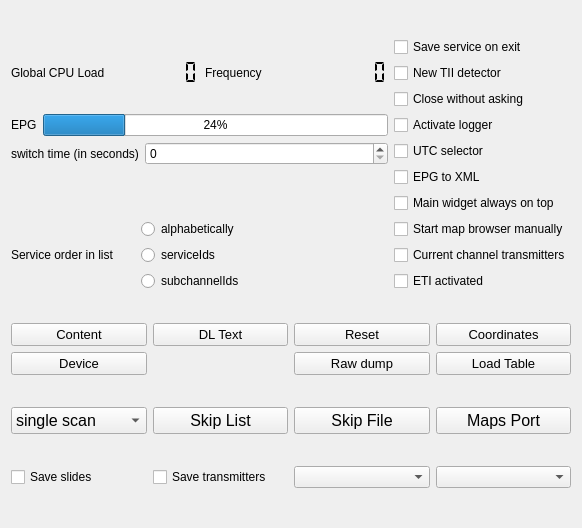
First picture: the form in forms/config-helper.ui, repository tomneda/DABstar, before the edit.
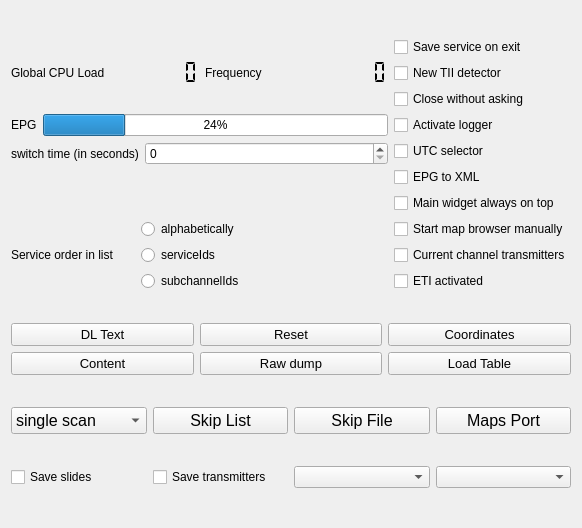
Second picture: the form after the edit. Custom widgets are drawn as their Qt base class.

Commit message: Move Device button to main UI

Diff of the .ui file:
```diff
--- a/forms/config-helper.ui
+++ b/forms/config-helper.ui
@@ -352,7 +352,7 @@
        </property>
       </widget>
      </item>
-     <item row="0" column="2">
+     <item row="1" column="3">
       <widget class="QPushButton" name="contentButton">
        <property name="sizePolicy">
         <sizepolicy hsizetype="Preferred" vsizetype="Fixed">
@@ -373,28 +373,6 @@
        </property>
       </widget>
      </item>
-     <item row="1" column="2">
-      <widget class="QPushButton" name="devicewidgetButton">
-       <property name="sizePolicy">
-        <sizepolicy hsizetype="Preferred" vsizetype="Fixed">
-         <horstretch>0</horstretch>
-         <verstretch>0</verstretch>
-        </sizepolicy>
-       </property>
-       <property name="font">
-        <font>
-         <family>Cantarell</family>
-         <pointsize>10</pointsize>
-        </font>
-       </property>
-       <property name="toolTip">
-        <string>&lt;html&gt;&lt;head/&gt;&lt;body&gt;&lt;p&gt;show or hide the widget for controlling the device.&lt;/p&gt;&lt;/body&gt;&lt;/html&gt;</string>
-       </property>
-       <property name="text">
-        <string>Device</string>
-       </property>
-      </widget>
-     </item>
     </layout>
    </item>
    <item>
```
The commit also changes 3 other files.
